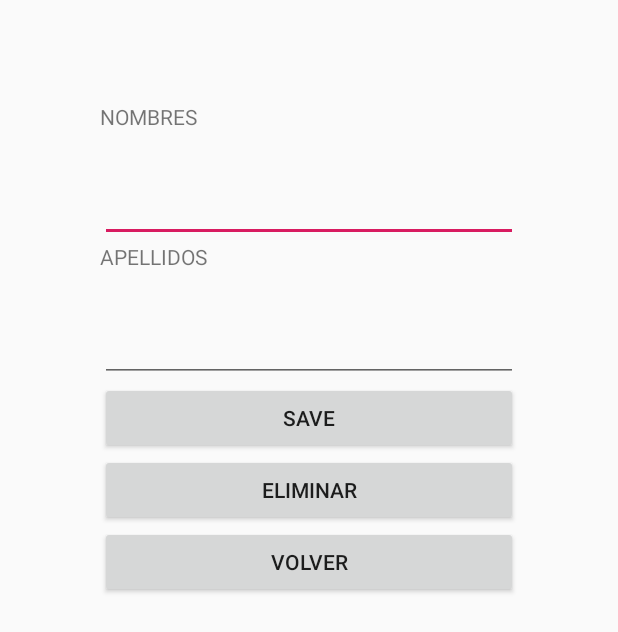
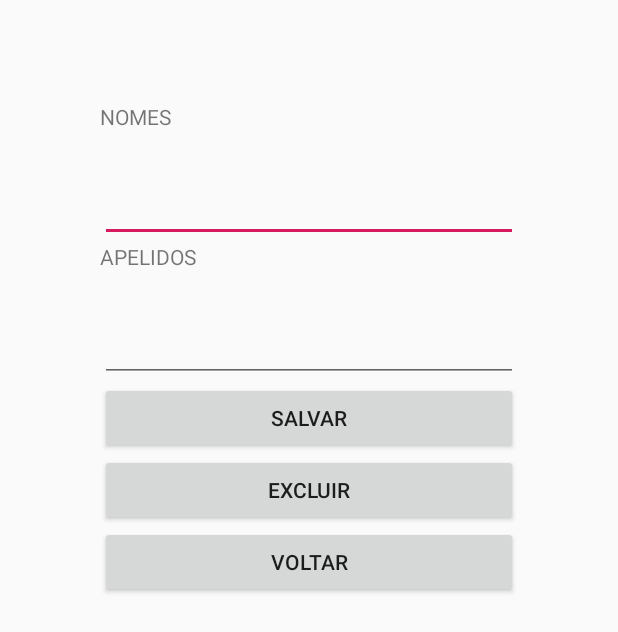
Before and after one commit to GuilhermeMoraes217/SpringBoot, an Android app: the screen it shows after launch (PersonaActivity), after a tap on an icon or button, on a phone screen of 412 x 824 dp. Shown: the part 222-854 px from the top of the screen. Run offline under Robolectric (Android 15) with nearby library versions, the phone set to English and light mode, and no system bars.

```diff
--- a/app/src/main/java/com/example/apirest/MainActivity.java
+++ b/app/src/main/java/com/example/apirest/MainActivity.java
@@ -31,7 +31,6 @@ public class MainActivity extends AppCompatActivity {
     PersonaService personaService;
     List<Persona>listPersona=new ArrayList<>();
     ListView listView;
-    TextView textListaVazia;
 
     @Override
     protected void onCreate(Bundle savedInstanceState) {
@@ -39,7 +38,8 @@ public class MainActivity extends AppCompatActivity {
 
         setContentView(R.layout.activity_main);
         Toolbar toolbar = findViewById(R.id.toolbar);
-        setSupportActionBar(toolbar);
+        //setSupportActionBar(toolbar);
+        toolbar.setTitle("Lista de Contatos Sigatec informatica");
 
         listView=findViewById(R.id.listView);
         listPersons();
@@ -99,4 +99,12 @@ public class MainActivity extends AppCompatActivity {
 
         return super.onOptionsItemSelected(item);
     }
+
+    @Override
+    protected void onResume() {
+        super.onResume();
+
+        listPersons();
+
+    }
 }
--- a/app/src/main/java/com/example/apirest/PersonaAdapter.java
+++ b/app/src/main/java/com/example/apirest/PersonaAdapter.java
@@ -38,8 +38,8 @@ public class PersonaAdapter extends ArrayAdapter<Persona> {
         TextView txtApellidos=(TextView)rowView.findViewById(R.id.Apellidos);;
 
         txtidPersona.setText(String.format("ID:%d",personas.get(position).getId()));
-        txtNombre.setText(String.format("NOMBRE:%s",personas.get(position).getNombres()));
-        txtApellidos.setText(String.format("APELLIDOS: %s",personas.get(position).getApellidos()));
+        txtNombre.setText(String.format("NOME:%s",personas.get(position).getNombres()));
+        txtApellidos.setText(String.format("APELIDO: %s",personas.get(position).getApellidos()));
 
         rowView.setOnClickListener(new View.OnClickListener() {
             @Override
--- a/app/src/main/java/com/example/apirest/Utils/Apis.java
+++ b/app/src/main/java/com/example/apirest/Utils/Apis.java
@@ -3,7 +3,8 @@ package com.example.apirest.Utils;
 public class Apis {
 
     //public static final String URL_001="http://192.168.0.106:8080/personas/";
-    public static final String URL_001="http://192.168.0.101:8080/personas/"; // PC DA SIGTEC INFORMATICA
+    //public static final String URL_001="http://192.168.0.101:8080/personas/"; // PC DA SIGTEC INFORMATICA
+    public static final String URL_001="http://10.0.0.100:8080/personas/"; // PC DO MEGAZORD
 
 
     public static PersonaService getPersonaService(){
--- a/app/src/main/res/layout/persona_layout.xml
+++ b/app/src/main/res/layout/persona_layout.xml
@@ -28,7 +28,7 @@
             android:id="@+id/nombres"
             android:layout_width="match_parent"
             android:layout_height="50px"
-            android:text="NOMBRES"/>
+            android:text="NOMES"/>
 
         <EditText
             android:id="@+id/txtNombres"
@@ -38,7 +38,7 @@
             android:id="@+id/apellidos"
             android:layout_width="match_parent"
             android:layout_height="50px"
-            android:text="APELLIDOS"/>
+            android:text="APELIDOS"/>
 
         <EditText
             android:id="@+id/txtApellidos"
@@ -49,18 +49,18 @@
             android:id="@+id/btnSave"
             android:layout_width="match_parent"
             android:layout_height="wrap_content"
-            android:text="SAVE" />
+            android:text="SALVAR" />
         <Button
             android:id="@+id/btnEliminar"
             android:layout_width="match_parent"
             android:layout_height="wrap_content"
-            android:text="Eliminar" />
+            android:text="EXCLUIR" />
 
         <Button
             android:id="@+id/btnVolver"
             android:layout_width="match_parent"
             android:layout_height="wrap_content"
-            android:text="Volver" />
+            android:text="VOLTAR" />
     </LinearLayout>
 
 </androidx.constraintlayout.widget.ConstraintLayout>
```
